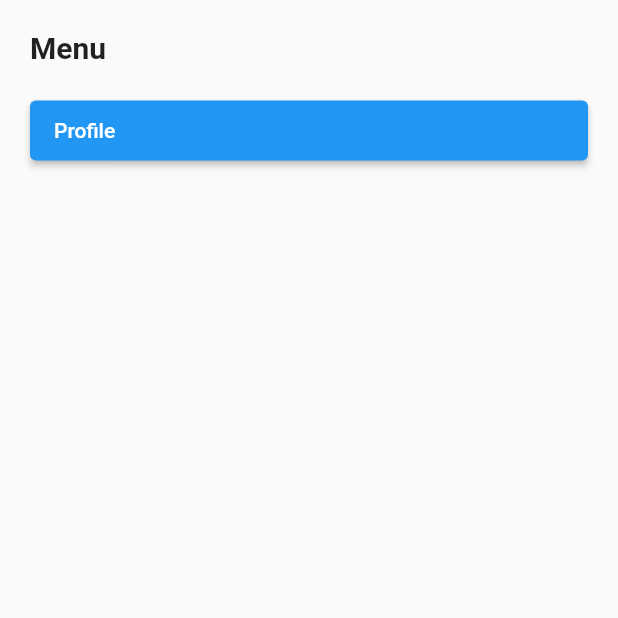
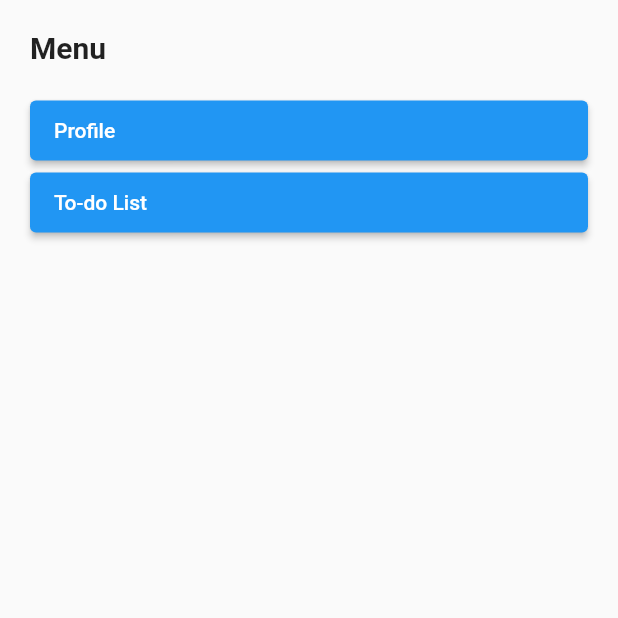
Before and after one commit to lucaskenji/aegis-app, a Flutter app: the screen it shows after launch, after a tap on an icon or button, on a phone screen of 412 x 824 dp, the top half of it. Run offline on Flutter 3.47's test engine with Material 2 defaults, Android fonts, the phone set to English and light mode, and no system bars.

Commit message:
Implemented to-do list screen and to-do card insertion

```diff
--- /dev/null
+++ b/lib/models/task.dart
@@ -0,0 +1,6 @@
+class Task {
+  final String description;
+  final bool isDone;
+
+  Task(this.description, this.isDone);
+}
--- /dev/null
+++ b/lib/models/todo_card.dart
@@ -0,0 +1,8 @@
+import './task.dart';
+
+class TodoCard {
+  final String title;
+  final List<Task> tasks = <Task>[];
+
+  TodoCard(this.title);
+}
--- a/lib/screens/home_screen.dart
+++ b/lib/screens/home_screen.dart
@@ -1,6 +1,8 @@
 import 'package:aegis_app/screens/posts_screen.dart';
+import 'package:aegis_app/screens/todo_list_screen.dart';
 import 'package:flutter/material.dart';
 import '../models/post.dart';
+import '../models/todo_card.dart';
 
 class HomeScreen extends StatefulWidget {
   final String _username;
@@ -14,9 +16,14 @@ class HomeScreen extends StatefulWidget {
 class HomeScreenState extends State<HomeScreen>
 {
   var _posts = <Post>[];
+  var _todoCards = <TodoCard>[];
 
   void _addPost(Post newPost){
     setState(() => _posts.add(newPost));
+  }
+
+  void _addTodoCard(TodoCard newTodoCard){
+    setState(() => _todoCards.add(newTodoCard));
   }
 
   @override
@@ -46,6 +53,16 @@ class HomeScreenState extends State<HomeScreen>
                     alignment: Alignment.centerLeft
                 ),
                 child: Text('Profile'),
+              ),
+              ElevatedButton(
+                onPressed: () => Navigator.push(context, MaterialPageRoute(builder: (context) {
+                  return TodoListScreen(_todoCards, _addTodoCard);
+                })),
+                style: ElevatedButton.styleFrom(
+                    minimumSize: Size.fromHeight(40),
+                    alignment: Alignment.centerLeft
+                ),
+                child: Text('To-do List'),
               )
             ],
           )
```
Also changed, not shown: lib/screens/todo_list_screen.dart (added, +57 -0 lines).
